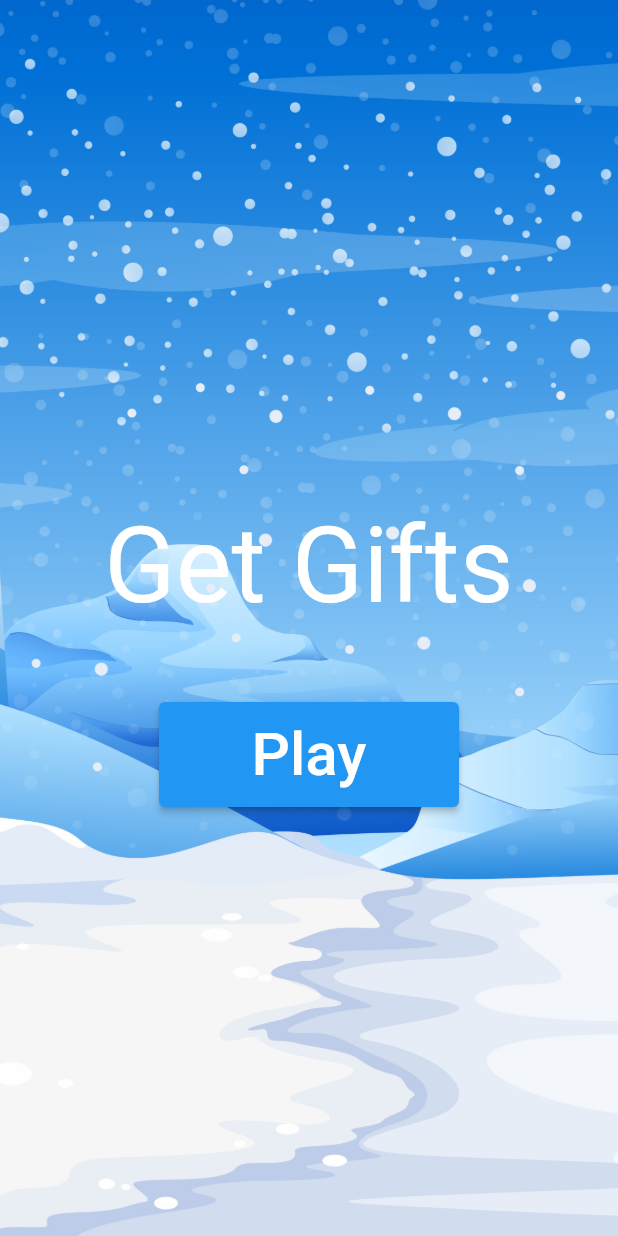
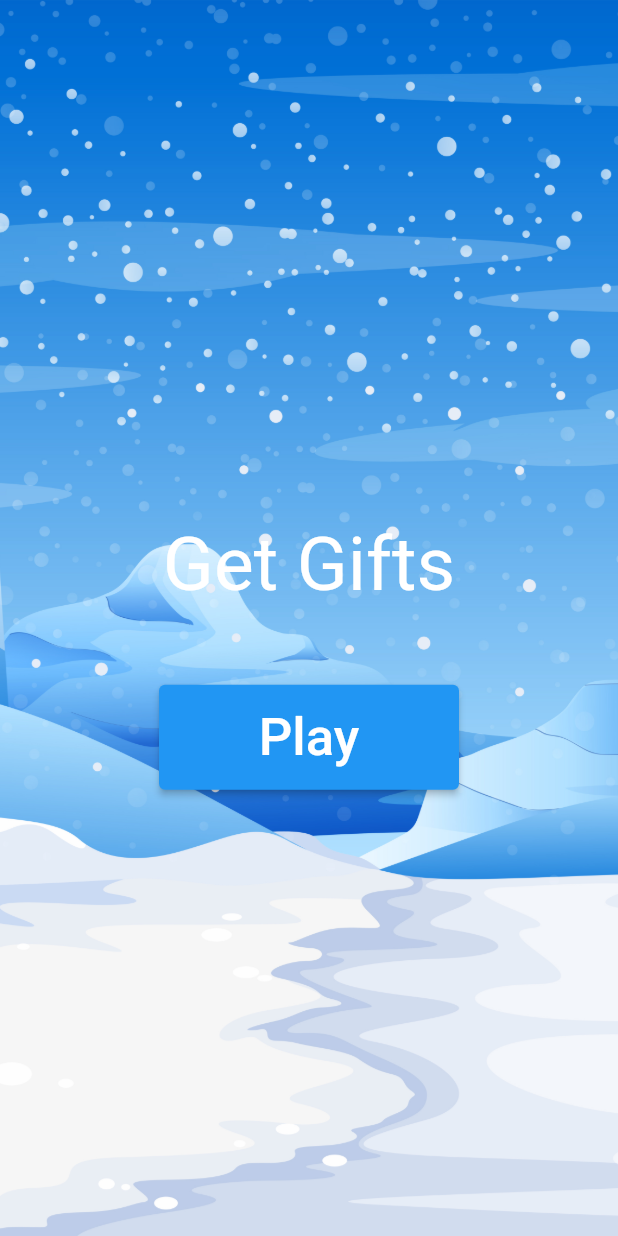
Before and after one commit to Jayakrishnan-manoj/Get_Gifts, a Flutter app: the screen it shows after launch, on a phone screen of 412 x 824 dp. Run offline on Flutter 3.47's test engine with Material 2 defaults, Android fonts, the light colour scheme and no system bars; missing offline and left inert: flame, flame_audio.

Commit message:
minor code refactor

```diff
--- a/lib/screens/main_menu.dart
+++ b/lib/screens/main_menu.dart
@@ -26,7 +26,7 @@ class MainMenu extends StatelessWidget {
                 child: Text(
                   'Get Gifts',
                   style: TextStyle(
-                    fontSize: 70,
+                    fontSize: 50,
                     color: Colors.white,
                   ),
                 ),
@@ -45,7 +45,7 @@ class MainMenu extends StatelessWidget {
                   child: const Text(
                     "Play",
                     style: TextStyle(
-                      fontSize: 40,
+                      fontSize: 35,
                     ),
                   ),
                 ),
```
Also changed, not shown: lib/components/ice_component.dart (+0 -27 lines), lib/games/get_gifts.dart (+0 -11 lines).
